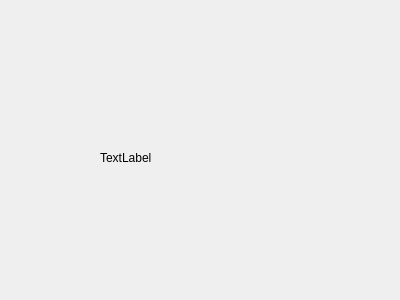
Before: the Qt Designer form battery/battery.ui in waitwalker/QtWidgetDemos, drawn with Qt 5.
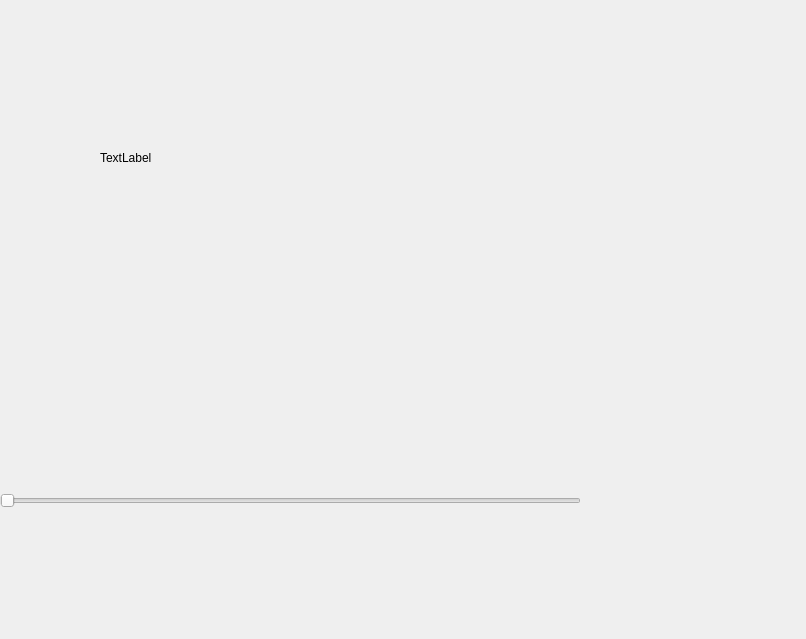
After: the same form once the commit is applied.

Diff of the .ui file:
```diff
--- a/battery/battery.ui
+++ b/battery/battery.ui
@@ -6,8 +6,8 @@
    <rect>
     <x>0</x>
     <y>0</y>
-    <width>400</width>
-    <height>300</height>
+    <width>806</width>
+    <height>639</height>
    </rect>
   </property>
   <property name="windowTitle">
@@ -26,6 +26,19 @@
     <string>TextLabel</string>
    </property>
   </widget>
+  <widget class="QSlider" name="horizontalSlider">
+   <property name="geometry">
+    <rect>
+     <x>0</x>
+     <y>450</y>
+     <width>581</width>
+     <height>101</height>
+    </rect>
+   </property>
+   <property name="orientation">
+    <enum>Qt::Horizontal</enum>
+   </property>
+  </widget>
  </widget>
  <resources/>
  <connections/>
```
